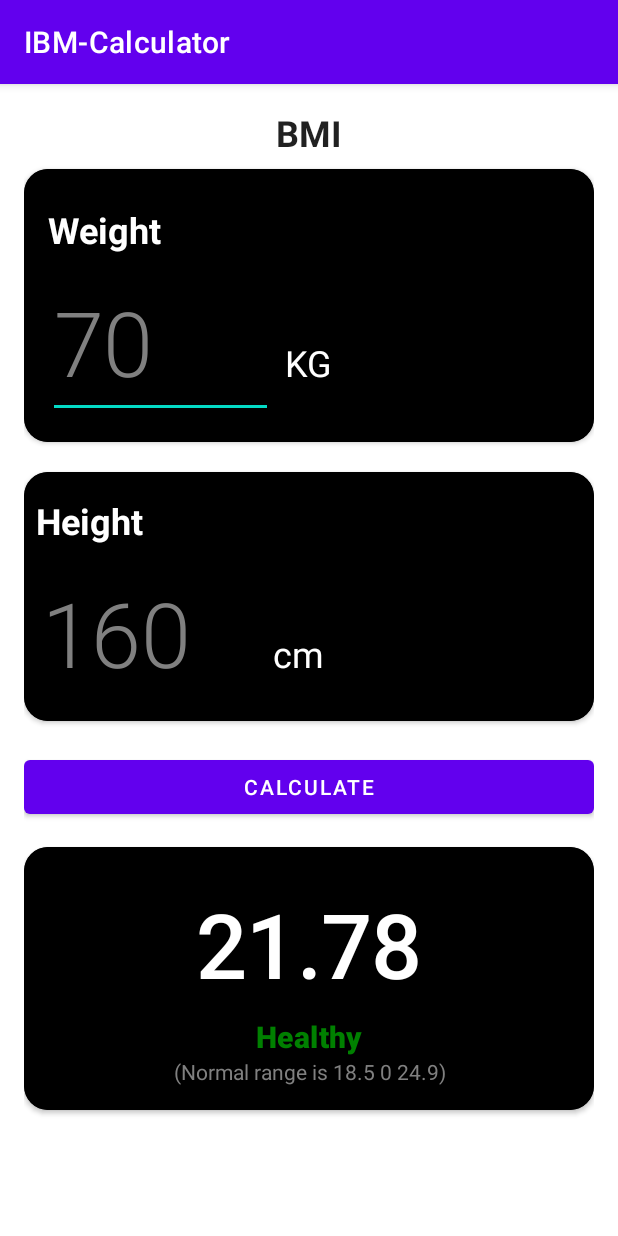
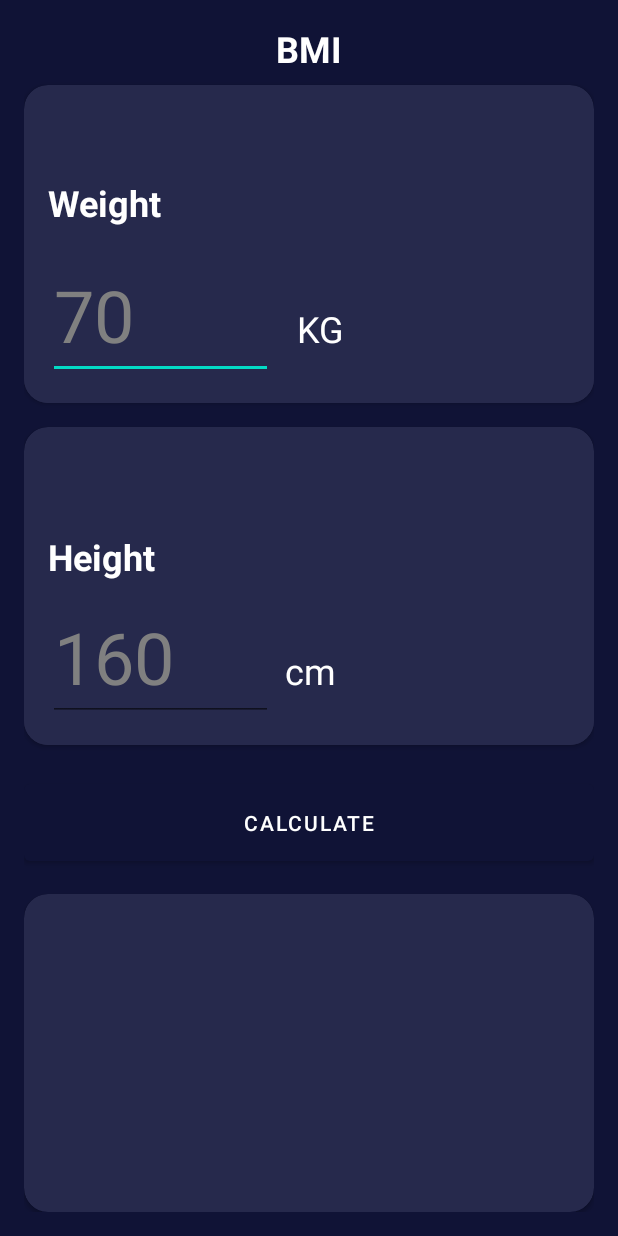
Before and after one commit to roxigonzalez/LaboKotlin, an Android app: the screen it shows after launch (MainActivity), on a phone screen of 412 x 824 dp. Run offline under Robolectric (Android 15) with nearby library versions, the phone set to English and light mode, and no system bars.

Commit message:
LABO 2DONE

```diff
--- a/Laboratorio-02/app/src/main/java/com/example/ibm_calculator/MainActivity.kt
+++ b/Laboratorio-02/app/src/main/java/com/example/ibm_calculator/MainActivity.kt
@@ -2,10 +2,57 @@ package com.example.ibm_calculator
 
 import androidx.appcompat.app.AppCompatActivity
 import android.os.Bundle
+import android.view.View
+import android.widget.Button
+import android.widget.EditText
+import android.widget.TextView
 
 class MainActivity : AppCompatActivity() {
+    private lateinit var weightInputText: EditText
+    private lateinit var heightInputText: EditText
+    private lateinit var calculateIbmButton: Button
+    private lateinit var resultIbm: TextView
+    private lateinit var resultDescription: TextView
+    private lateinit var resultDescriptionHealthy: TextView
+
     override fun onCreate(savedInstanceState: Bundle?) {
         super.onCreate(savedInstanceState)
         setContentView(R.layout.activity_main)
+        bind()
+        listenEvent()
+    }
+
+    private fun bind() {
+        weightInputText = findViewById(R.id.weight_input_text)
+        heightInputText = findViewById(R.id.height_input_text)
+        calculateIbmButton = findViewById(R.id.calculate_button)
+        resultIbm = findViewById(R.id.result_ibm)
+        resultDescription = findViewById(R.id.result_description)
+        resultDescriptionHealthy = findViewById(R.id.result_description_healthy)
+    }
+
+    private fun listenEvent() {
+        calculateIbmButton.setOnClickListener { _ ->
+            val weight: Double = weightInputText.text.toString().toDouble()
+            val height: Double = heightInputText.text.toString().toDouble()
+
+            val result = weight/(height*height)
+            resultIbm.text = "%.2f".format(result)
+            resultDescriptionHealthy.visibility = View.VISIBLE
+            if (result < 18.5) {
+                resultDescription.text = getString(R.string.result_underweight)
+                resultDescription.setTextColor(getColor(R.color.light_blue))
+            }else if(result in 18.25..24.99) {
+                resultDescription.text = getString(R.string.result_healthy)
+                resultDescription.setTextColor(getColor(R.color.green))
+            }else if (result in 25.0..29.99) {
+                resultDescription.text = getString(R.string.result_overweight)
+                resultDescription.setTextColor(getColor(R.color.medium_orange))
+            }else if(result > 30) {
+                resultDescription.text = getString(R.string.result_obese)
+                resultDescription.setTextColor(getColor(R.color.dark_orange))
+            }
+
+        }
     }
 }
--- a/Laboratorio-02/app/src/main/res/layout/activity_main.xml
+++ b/Laboratorio-02/app/src/main/res/layout/activity_main.xml
@@ -4,62 +4,71 @@
     xmlns:tools="http://schemas.android.com/tools"
     android:layout_width="match_parent"
     android:layout_height="match_parent"
+    android:background="@color/dark_navy_blue"
     android:orientation="vertical"
     android:padding="@dimen/parent_padding"
     tools:context=".MainActivity">
 
     <TextView
+        style="@style/TextAppearance.MaterialComponents.Headline5"
         android:layout_width="match_parent"
         android:layout_height="wrap_content"
+        android:layout_marginBottom="@dimen/small_gap"
         android:gravity="center"
-        android:layout_marginBottom="8dp"
-        style="@style/TextAppearance.MaterialComponents.Headline5"
-        android:textStyle="bold"
-        android:text="@string/title_app" />
+        android:text="@string/title_app"
+        android:textColor="@color/white"
+        android:textStyle="bold" />
 
     <androidx.cardview.widget.CardView
         android:layout_width="match_parent"
-        android:layout_height="wrap_content"
+        android:layout_height="0dp"
         android:layout_gravity="center"
-        app:cardBackgroundColor="@color/black"
-        app:cardCornerRadius="@dimen/parent_padding"
-        android:layout_marginBottom="20dp"
-       >
-        <LinearLayout android:layout_width="match_parent"
+        android:layout_marginBottom="@dimen/medium_gap"
+        android:layout_weight="1"
+        app:cardBackgroundColor="@color/medium_navy_blue"
+        app:cardCornerRadius="@dimen/parent_padding">
+
+        <LinearLayout
+            android:layout_width="match_parent"
             android:layout_height="wrap_content"
             android:layout_gravity="bottom"
-            android:background="@color/black"
+            android:background="@color/medium_navy_blue"
             android:orientation="vertical"
-            android:padding="@dimen/parent_padding" >
+            android:padding="@dimen/parent_padding">
+
             <TextView
+                style="@style/TextAppearance.AppCompat.Headline"
                 android:layout_width="wrap_content"
                 android:layout_height="wrap_content"
+                android:layout_marginTop="@dimen/medium_gap"
+                android:layout_marginBottom="@dimen/medium_gap"
+                android:text="@string/weight"
                 android:textColor="@color/white"
-                android:textStyle="bold"
-                android:layout_marginTop="@dimen/medium_padding"
-                android:layout_marginBottom="@dimen/medium_padding"
-                style="@style/TextAppearance.AppCompat.Headline"
-                android:text="Weight" />
+                android:textStyle="bold" />
+
             <LinearLayout
                 android:layout_width="match_parent"
                 android:layout_height="wrap_content"
                 android:orientation="horizontal">
+
                 <EditText
+                    android:id="@+id/weight_input_text"
+                    style="@style/TextAppearance.MaterialComponents.Headline3"
                     android:layout_width="@dimen/text_size_input"
                     android:layout_height="wrap_content"
+                    android:hint="@string/_70"
+                    android:inputType="numberDecimal"
                     android:textColor="@color/white"
-                    style="@style/TextAppearance.MaterialComponents.Headline2"
-                    android:hint="@string/_70"
-                    android:textColorHint="@color/gray"
-                    android:inputType="numberDecimal" />
+                    android:textColorHint="@color/gray" />
+
                 <TextView
+                    style="@style/TextAppearance.MaterialComponents.Headline5"
                     android:layout_width="wrap_content"
-                    style="@style/TextAppearance.MaterialComponents.Headline5"
                     android:layout_height="wrap_content"
-                    android:textColor="@color/white"
-                    android:layout_marginLeft="@dimen/medium_padding"
-                    android:text="@string/kg" />
-        </LinearLayout>
+                    android:layout_marginLeft="@dimen/medium_gap"
+                    android:text="@string/kg"
+                    android:textColor="@color/white" />
+            </LinearLayout>
 
         </LinearLayout>
 
@@ -68,47 +77,54 @@
 
     <androidx.cardview.widget.CardView
         android:layout_width="match_parent"
-        android:layout_height="wrap_content"
+        android:layout_height="0dp"
         android:layout_gravity="center"
-        app:cardBackgroundColor="@color/black"
-        app:cardCornerRadius="@dimen/parent_padding"
-        android:padding="@dimen/parent_padding"
         android:layout_marginBottom="@dimen/margin_bottom"
-        >
-        <LinearLayout android:layout_width="match_parent"
+        android:layout_weight="1"
+        android:padding="@dimen/medium_gap"
+        app:cardBackgroundColor="@color/medium_navy_blue"
+        app:cardCornerRadius="@dimen/parent_padding">
+
+        <LinearLayout
+            android:layout_width="match_parent"
             android:layout_height="wrap_content"
             android:layout_gravity="bottom"
-            android:background="@color/black"
+            android:background="@color/medium_navy_blue"
             android:orientation="vertical"
-            android:padding="@dimen/medium_padding" >
+            android:padding="@dimen/medium_gap">
+
             <TextView
+                style="@style/TextAppearance.AppCompat.Headline"
                 android:layout_width="wrap_content"
                 android:layout_height="wrap_content"
-                android:textColor="@color/white"
-                android:textStyle="bold"
                 android:layout_marginTop="8dp"
                 android:layout_marginBottom="8dp"
-                style="@style/TextAppearance.AppCompat.Headline"
-                android:text="Height" />
+                android:text="Height"
+                android:textColor="@color/white"
+                android:textStyle="bold" />
+
             <LinearLayout
                 android:layout_width="match_parent"
                 android:layout_height="wrap_content"
                 android:orientation="horizontal">
+
                 <EditText
+                    android:id="@+id/height_input_text"
+                    style="@style/TextAppearance.MaterialComponents.Headline3"
                     android:layout_width="@dimen/text_size_input"
                     android:layout_height="wrap_content"
+                    android:hint="160"
+                    android:inputType="numberDecimal"
                     android:textColor="@color/white"
-                    style="@style/TextAppearance.MaterialComponents.Headline2"
-                    android:hint="160"
-                    android:textColorHint="@color/gray"
-                    android:inputType="numberDecimal" />
+                    android:textColorHint="@color/gray" />
+
                 <TextView
+                    style="@style/TextAppearance.MaterialComponents.Headline5"
                     android:layout_width="wrap_content"
-                    style="@style/TextAppearance.MaterialComponents.Headline5"
                     android:layout_height="wrap_content"
-                    android:textColor="@color/white"
-                    android:layout_marginLeft="8dp"
-                    android:text="@string/cm" />
+                    android:layout_marginStart="8dp"
+                    android:text="@string/cm"
+                    android:textColor="@color/white" />
             </LinearLayout>
 
         </LinearLayout>
@@ -116,54 +132,60 @@
     </androidx.cardview.widget.CardView>
 
     <Button
+        android:id="@+id/calculate_button"
         android:layout_width="match_parent"
         android:layout_height="wrap_content"
-        android:text="Calculate"
+        android:layout_marginBottom="@dimen/parent_padding"
+        android:padding="@dimen/medium_gap"
+        android:text="@string/calculate"
         android:textAllCaps="true"
-        android:textColor="@color/white"
-        android:padding="@dimen/medium_padding"
-        android:layout_marginBottom="@dimen/parent_padding"
-        />
+        android:textColor="@color/white" />
 
     <androidx.cardview.widget.CardView
         android:layout_width="match_parent"
-        android:layout_height="wrap_content"
+        android:layout_height="0dp"
         android:layout_gravity="center"
-        app:cardBackgroundColor="@color/black"
-        app:cardCornerRadius="@dimen/parent_padding"
-        android:padding="@dimen/parent_padding"
-        android:layout_marginBottom="@dimen/margin_bottom"
-        >
-        <LinearLayout android:layout_width="match_parent"
+        android:layout_weight="1"
+        app:cardBackgroundColor="@color/medium_navy_blue"
+        app:cardCornerRadius="@dimen/parent_padding">
+
+        <LinearLayout
+            android:layout_width="match_parent"
             android:layout_height="wrap_content"
             android:layout_gravity="bottom"
-            android:background="@color/black"
             android:orientation="vertical"
-            android:padding="@dimen/parent_padding" >
+            android:padding="@dimen/parent_padding">
+
             <TextView
+                style="@style/TextAppearance.MaterialComponents.Headline4"
+                android:id="@+id/result_ibm"
                 android:layout_width="wrap_content"
                 android:layout_height="wrap_content"
+                android:layout_gravity="center"
+                android:layout_marginBottom="@dimen/medium_gap"
+                tools:text="@string/result_ibm"
                 android:textColor="@color/white"
-                android:textStyle="bold"
-                android:layout_gravity="center"
-                android:layout_marginTop="@dimen/medium_padding"
-                android:layout_marginBottom="@dimen/medium_padding"
-                style="@style/TextAppearance.MaterialComponents.Headline2"
-                android:text="21.78" />
+                android:textStyle="bold" />
+
             <TextView
-                android:layout_width="match_parent"
-                android:layout_height="wrap_content"
-                android:textColor="@color/green"
-                android:gravity="center"
-                android:textStyle="bold"
                 style="@style/TextAppearance.MaterialComponents.Headline6"
-                android:text="Healthy"/>
-            <TextView
+                android:id="@+id/result_description"
                 android:layout_width="match_parent"
                 android:layout_height="wrap_content"
                 android:gravity="center"
-                android:textColor="@color/gray"
-                android:text="(Normal range is 18.5 0 24.9)" />
+                tools:text="@string/result_healthy"
+                android:textColor="@color/green"
+                android:textSize="20sp"
+                android:textStyle="bold" />
+
+            <TextView
+                android:id="@+id/result_description_healthy"
+                android:layout_width="match_parent"
+                android:layout_height="wrap_content"
+                android:gravity="center"
+                android:visibility="gone"
+                android:text="@string/result_description"
+                android:textColor="@color/gray" />
 
         </LinearLayout>
 
--- a/Laboratorio-02/app/src/main/res/values-night/themes.xml
+++ b/Laboratorio-02/app/src/main/res/values-night/themes.xml
@@ -1,6 +1,6 @@
 <resources xmlns:tools="http://schemas.android.com/tools">
     <!-- Base application theme. -->
-    <style name="Theme.IBMCalculator" parent="Theme.MaterialComponents.DayNight.DarkActionBar">
+    <style name="Theme.IBMCalculator" parent="Theme.MaterialComponents.DayNight.NoActionBar">
         <!-- Primary brand color. -->
         <item name="colorPrimary">@color/purple_200</item>
         <item name="colorPrimaryVariant">@color/purple_700</item>
--- a/Laboratorio-02/app/src/main/res/values/colors.xml
+++ b/Laboratorio-02/app/src/main/res/values/colors.xml
@@ -9,4 +9,12 @@
     <color name="white">#FFFFFFFF</color>
     <color name="gray">#808080</color>
     <color name="green">#008000</color>
+    <!-- Custom colors -->
+    <color name="dark_navy_blue">#101336</color>
+    <color name="medium_navy_blue">#26294C</color>
+    <color name="medium_gray">#767b8e</color>
+    <color name="red_pink">#FF0062</color>
+    <color name="light_blue">#37BEFD</color>
+    <color name="medium_orange">#FF9800</color>
+    <color name="dark_orange">#FF5722</color>
 </resources>
--- a/Laboratorio-02/app/src/main/res/values/dimens.xml
+++ b/Laboratorio-02/app/src/main/res/values/dimens.xml
@@ -1,7 +1,8 @@
 <?xml version="1.0" encoding="utf-8"?>
 <resources>
     <dimen name="parent_padding">16dp</dimen>
-    <dimen name="medium_padding">8dp</dimen>
+    <dimen name="medium_gap">16dp</dimen>
+    <dimen name="small_gap">8dp</dimen>
     <dimen name="text_size_input">150dp</dimen>
     <dimen name="margin_bottom">20dp</dimen>
 </resources>
--- a/Laboratorio-02/app/src/main/res/values/strings.xml
+++ b/Laboratorio-02/app/src/main/res/values/strings.xml
@@ -1,7 +1,15 @@
 <resources>
-    <string name="app_name">IBM-Calculator</string>
+    <string name="app_name">BMI</string>
     <string name="title_app">BMI</string>
     <string name="_70">70</string>
     <string name="kg">KG</string>
     <string name="cm">cm</string>
+    <string name="weight">Weight</string>
+    <string name="calculate">Calculate</string>
+    <string name="result_description">(Normal range is 18.5 0 24.9)</string>
+    <string name="result_healthy">Healthy</string>
+    <string name="result_underweight">Underweight</string>
+    <string name="result_overweight">Overweight</string>
+    <string name="result_obese">Obese</string>
+    <string name="result_ibm">21.12</string>
 </resources>
--- a/Laboratorio-02/app/src/main/res/values/themes.xml
+++ b/Laboratorio-02/app/src/main/res/values/themes.xml
@@ -1,8 +1,8 @@
 <resources xmlns:tools="http://schemas.android.com/tools">
     <!-- Base application theme. -->
-    <style name="Theme.IBMCalculator" parent="Theme.MaterialComponents.DayNight.DarkActionBar">
+    <style name="Theme.IBMCalculator" parent="Theme.MaterialComponents.DayNight.NoActionBar">
         <!-- Primary brand color. -->
-        <item name="colorPrimary">@color/purple_500</item>
+        <item name="colorPrimary">@color/dark_navy_blue</item>
         <item name="colorPrimaryVariant">@color/purple_700</item>
         <item name="colorOnPrimary">@color/white</item>
         <!-- Secondary brand color. -->
```
